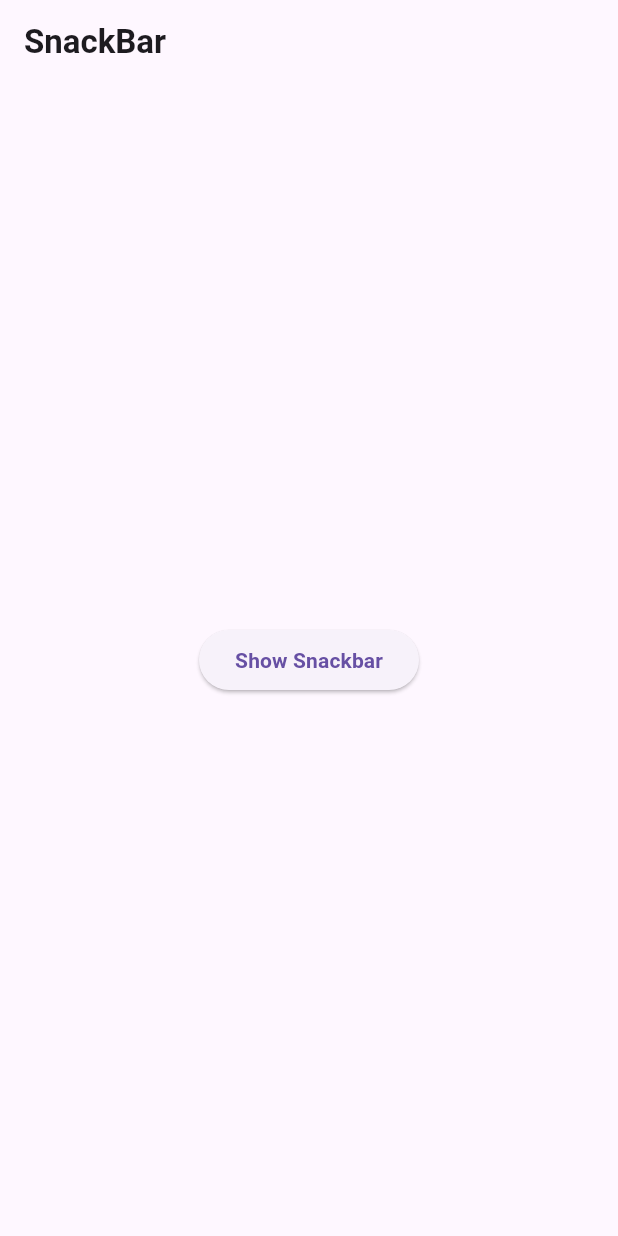
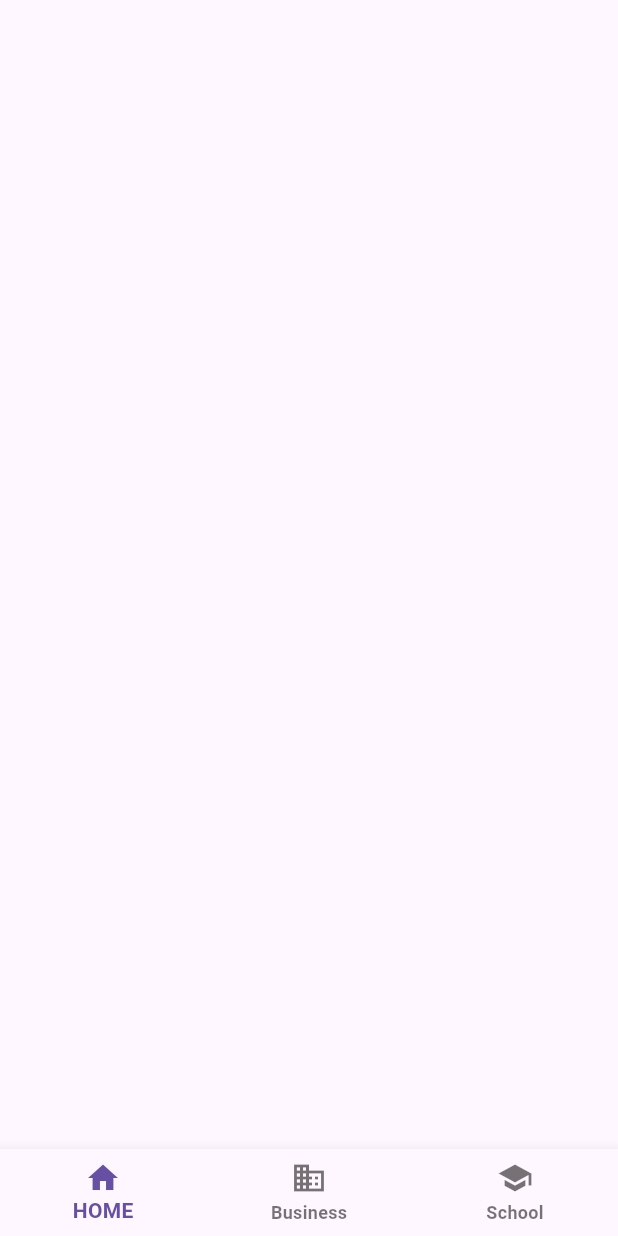
Before and after one commit to HosenShahadath/Flutter-complete-guide-course-documentation, a Flutter app: the screen it shows after launch, on a phone screen of 412 x 824 dp. Run offline on Flutter 3.47's test engine with Material 3 defaults, Android fonts, the phone set to English and light mode, and no system bars; our stand-ins replace cached_network_image, google_fonts.

Commit message:
bottom nav

```diff
--- a/lib/myapp.dart
+++ b/lib/myapp.dart
@@ -1,6 +1,5 @@
 import 'package:flutter/material.dart';
-import 'package:flutter_framework_practice/section%204/snackbar/snackbar%201.dart';
-
+import 'package:flutter_framework_practice/section%204/bottom%20navigation%20bar/bottom%20nav.dart';
 
 
 class MyApp extends StatelessWidget {
@@ -9,7 +8,8 @@ class MyApp extends StatelessWidget {
   @override
   Widget build(BuildContext context) {
     return MaterialApp(
-      home: Snackbar1(),
+      debugShowCheckedModeBanner: false,
+      home: BottomNav(),
     );
   }
 }
--- /dev/null
+++ b/lib/section 4/bottom navigation bar/bottom nav.dart
@@ -0,0 +1,25 @@
+import 'package:flutter/material.dart';
+
+class BottomNav extends StatefulWidget {
+  @override
+  State<BottomNav> createState() => _BottomNavState();
+}
+
+class _BottomNavState extends State<BottomNav> {
+
+  @override
+  Widget build(BuildContext context) {
+    return Scaffold(
+      bottomNavigationBar: BottomNavigationBar(
+        items: const <BottomNavigationBarItem>[
+          BottomNavigationBarItem(icon: Icon(Icons.home), label: 'HOME'),
+          BottomNavigationBarItem(
+            icon: Icon(Icons.business),
+            label: 'Business',
+          ),
+          BottomNavigationBarItem(icon: Icon(Icons.school), label: 'School'),
+        ],
+      ),
+    );
+  }
+}
```
